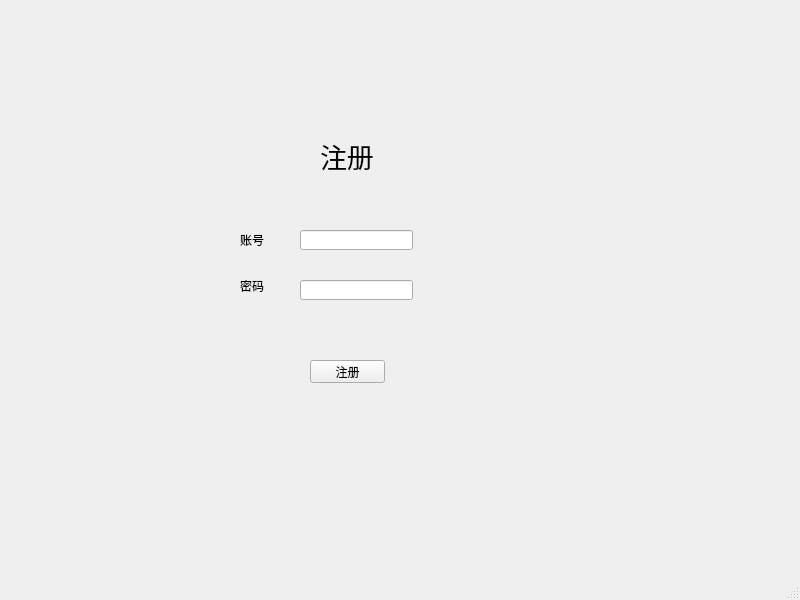
First picture: the form in final_music_player/registered.ui, repository rihann/shiranui, before the edit.
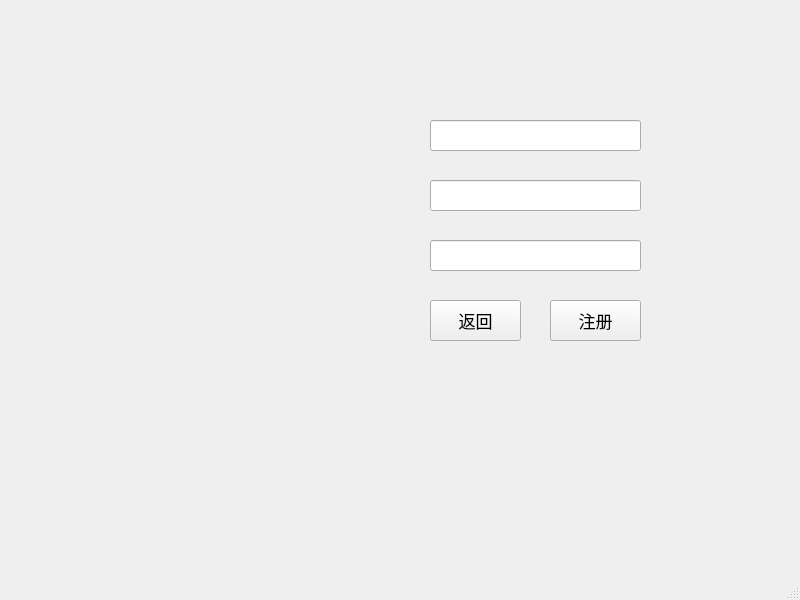
Second picture: the form after the edit.

```diff
--- a/final_music_player/registered.ui
+++ b/final_music_player/registered.ui
@@ -10,97 +10,112 @@
     <height>600</height>
    </rect>
   </property>
+  <property name="minimumSize">
+   <size>
+    <width>800</width>
+    <height>600</height>
+   </size>
+  </property>
+  <property name="maximumSize">
+   <size>
+    <width>800</width>
+    <height>600</height>
+   </size>
+  </property>
   <property name="windowTitle">
    <string>MainWindow</string>
   </property>
   <widget class="QWidget" name="centralwidget">
-   <widget class="QLabel" name="label">
-    <property name="geometry">
-     <rect>
-      <x>320</x>
-      <y>140</y>
-      <width>91</width>
-      <height>31</height>
-     </rect>
-    </property>
-    <property name="font">
-     <font>
-      <pointsize>20</pointsize>
-     </font>
-    </property>
-    <property name="text">
-     <string>注册</string>
-    </property>
-   </widget>
    <widget class="QLineEdit" name="user_name">
     <property name="geometry">
      <rect>
-      <x>300</x>
-      <y>230</y>
-      <width>113</width>
-      <height>20</height>
+      <x>430</x>
+      <y>120</y>
+      <width>211</width>
+      <height>31</height>
      </rect>
     </property>
-   </widget>
-   <widget class="QLineEdit" name="lineEdit_2">
-    <property name="geometry">
-     <rect>
-      <x>300</x>
-      <y>280</y>
-      <width>113</width>
-      <height>20</height>
-     </rect>
+    <property name="font">
+     <font>
+      <pointsize>11</pointsize>
+     </font>
     </property>
-   </widget>
-   <widget class="QLabel" name="label_2">
-    <property name="geometry">
-     <rect>
-      <x>240</x>
-      <y>230</y>
-      <width>54</width>
-      <height>20</height>
-     </rect>
+    <property name="focusPolicy">
+     <enum>Qt::StrongFocus</enum>
     </property>
-    <property name="text">
-     <string>账号</string>
-    </property>
    </widget>
-   <widget class="QLabel" name="label_3">
+   <widget class="QLineEdit" name="password">
     <property name="geometry">
      <rect>
-      <x>240</x>
-      <y>280</y>
-      <width>54</width>
-      <height>12</height>
+      <x>430</x>
+      <y>180</y>
+      <width>211</width>
+      <height>31</height>
      </rect>
     </property>
-    <property name="text">
-     <string>密码</string>
+    <property name="font">
+     <font>
+      <pointsize>11</pointsize>
+     </font>
     </property>
    </widget>
    <widget class="QPushButton" name="pushButton">
     <property name="geometry">
      <rect>
-      <x>310</x>
-      <y>360</y>
-      <width>75</width>
-      <height>23</height>
+      <x>550</x>
+      <y>300</y>
+      <width>91</width>
+      <height>41</height>
      </rect>
     </property>
+    <property name="font">
+     <font>
+      <family>Arial Black</family>
+      <pointsize>13</pointsize>
+      <weight>50</weight>
+      <bold>false</bold>
+     </font>
+    </property>
     <property name="text">
      <string>注册</string>
     </property>
    </widget>
-  </widget>
-  <widget class="QMenuBar" name="menubar">
-   <property name="geometry">
-    <rect>
-     <x>0</x>
-     <y>0</y>
-     <width>800</width>
-     <height>23</height>
-    </rect>
-   </property>
+   <widget class="QLineEdit" name="check_pawd">
+    <property name="geometry">
+     <rect>
+      <x>430</x>
+      <y>240</y>
+      <width>211</width>
+      <height>31</height>
+     </rect>
+    </property>
+    <property name="font">
+     <font>
+      <pointsize>11</pointsize>
+     </font>
+    </property>
+   </widget>
+   <widget class="QPushButton" name="back_button">
+    <property name="geometry">
+     <rect>
+      <x>430</x>
+      <y>300</y>
+      <width>91</width>
+      <height>41</height>
+     </rect>
+    </property>
+    <property name="font">
+     <font>
+      <family>Arial Black</family>
+      <pointsize>13</pointsize>
+      <weight>50</weight>
+      <bold>false</bold>
+     </font>
+    </property>
+    <property name="text">
+     <string>返回</string>
+    </property>
+   </widget>
   </widget>
   <widget class="QStatusBar" name="statusbar"/>
  </widget>
```
Left out of the diff: 12 changed lines with no effect on the pictures.
